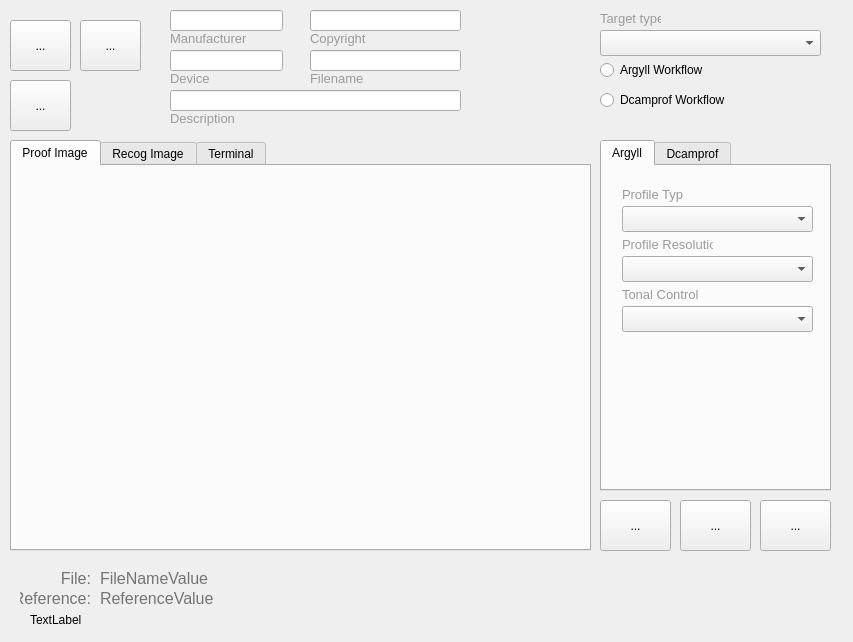
The window that main.ui (jpereiranet/roughprofiler) describes before a commit, drawn with Qt 5.
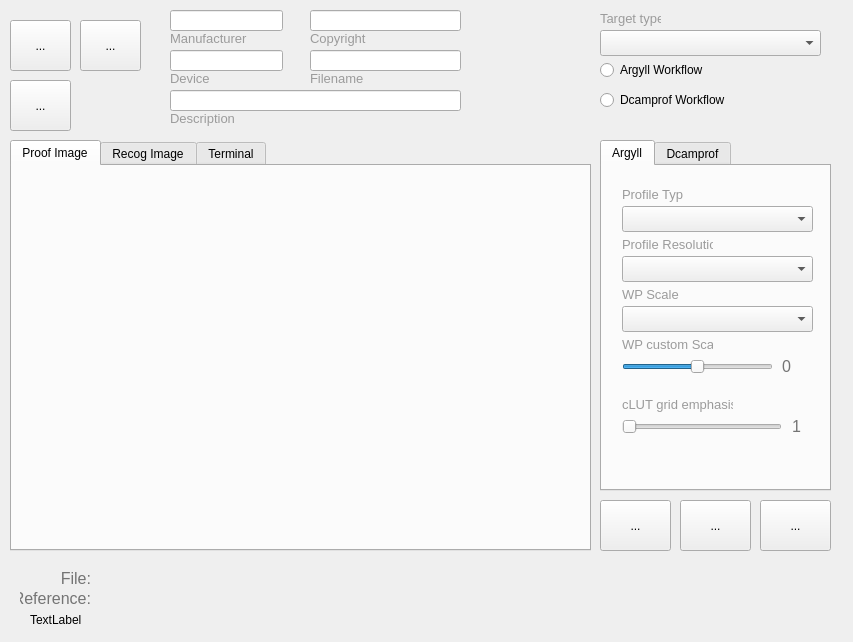
The same window after the commit.

Diff of the .ui file:
```diff
--- a/main.ui
+++ b/main.ui
@@ -63,7 +63,7 @@
     <string notr="true">color: rgb(116, 116, 116);</string>
    </property>
    <property name="text">
-    <string>FileNameValue</string>
+    <string/>
    </property>
   </widget>
   <widget class="QLabel" name="ReferenceNameValue">
@@ -84,7 +84,7 @@
     <string notr="true">color: rgb(116, 116, 116);</string>
    </property>
    <property name="text">
-    <string>ReferenceValue</string>
+    <string/>
    </property>
   </widget>
   <widget class="QLabel" name="FileLabel">
@@ -265,7 +265,7 @@
       <string notr="true">color: rgb(155, 155, 155);</string>
      </property>
      <property name="text">
-      <string>Tonal Control</string>
+      <string>WP Scale</string>
      </property>
     </widget>
     <widget class="QComboBox" name="ArgyllAlgoritm">
@@ -288,6 +288,137 @@
       </rect>
      </property>
     </widget>
+    <widget class="QSlider" name="ARgyllUslicer">
+     <property name="geometry">
+      <rect>
+       <x>20</x>
+       <y>190</y>
+       <width>151</width>
+       <height>22</height>
+      </rect>
+     </property>
+     <property name="minimum">
+      <number>0</number>
+     </property>
+     <property name="maximum">
+      <number>20</number>
+     </property>
+     <property name="singleStep">
+      <number>1</number>
+     </property>
+     <property name="value">
+      <number>10</number>
+     </property>
+     <property name="sliderPosition">
+      <number>10</number>
+     </property>
+     <property name="orientation">
+      <enum>Qt::Horizontal</enum>
+     </property>
+    </widget>
+    <widget class="QLabel" name="ArgyllUscale">
+     <property name="geometry">
+      <rect>
+       <x>180</x>
+       <y>190</y>
+       <width>31</width>
+       <height>20</height>
+      </rect>
+     </property>
+     <property name="font">
+      <font>
+       <pointsize>12</pointsize>
+      </font>
+     </property>
+     <property name="styleSheet">
+      <string notr="true">color: rgb(116, 116, 116);</string>
+     </property>
+     <property name="text">
+      <string>0</string>
+     </property>
+    </widget>
+    <widget class="QLabel" name="TonalControlLabel_2">
+     <property name="geometry">
+      <rect>
+       <x>20</x>
+       <y>170</y>
+       <width>91</width>
+       <height>16</height>
+      </rect>
+     </property>
+     <property name="font">
+      <font>
+       <pointsize>10</pointsize>
+      </font>
+     </property>
+     <property name="styleSheet">
+      <string notr="true">color: rgb(155, 155, 155);</string>
+     </property>
+     <property name="text">
+      <string>WP custom Scale</string>
+     </property>
+    </widget>
+    <widget class="QSlider" name="ArgyllEmphasisSlider">
+     <property name="geometry">
+      <rect>
+       <x>20</x>
+       <y>250</y>
+       <width>160</width>
+       <height>22</height>
+      </rect>
+     </property>
+     <property name="minimum">
+      <number>0</number>
+     </property>
+     <property name="maximum">
+      <number>30</number>
+     </property>
+     <property name="orientation">
+      <enum>Qt::Horizontal</enum>
+     </property>
+    </widget>
+    <widget class="QLabel" name="TonalControlLabel_3">
+     <property name="geometry">
+      <rect>
+       <x>20</x>
+       <y>230</y>
+       <width>111</width>
+       <height>16</height>
+      </rect>
+     </property>
+     <property name="font">
+      <font>
+       <pointsize>10</pointsize>
+      </font>
+     </property>
+     <property name="styleSheet">
+      <string notr="true">color: rgb(155, 155, 155);</string>
+     </property>
+     <property name="text">
+      <string>cLUT grid emphasis</string>
+     </property>
+    </widget>
+    <widget class="QLabel" name="ArgyllGridEmphasis">
+     <property name="geometry">
+      <rect>
+       <x>190</x>
+       <y>250</y>
+       <width>21</width>
+       <height>20</height>
+      </rect>
+     </property>
+     <property name="font">
+      <font>
+       <pointsize>12</pointsize>
+      </font>
+     </property>
+     <property name="styleSheet">
+      <string notr="true">color: rgb(116, 116, 116);</string>
+     </property>
+     <property name="text">
+      <string>1</string>
+     </property>
+    </widget>
    </widget>
    <widget class="QWidget" name="Dcamprof">
     <attribute name="title">
```
Left out of the diff: 6 changed lines with no effect on the pictures.
